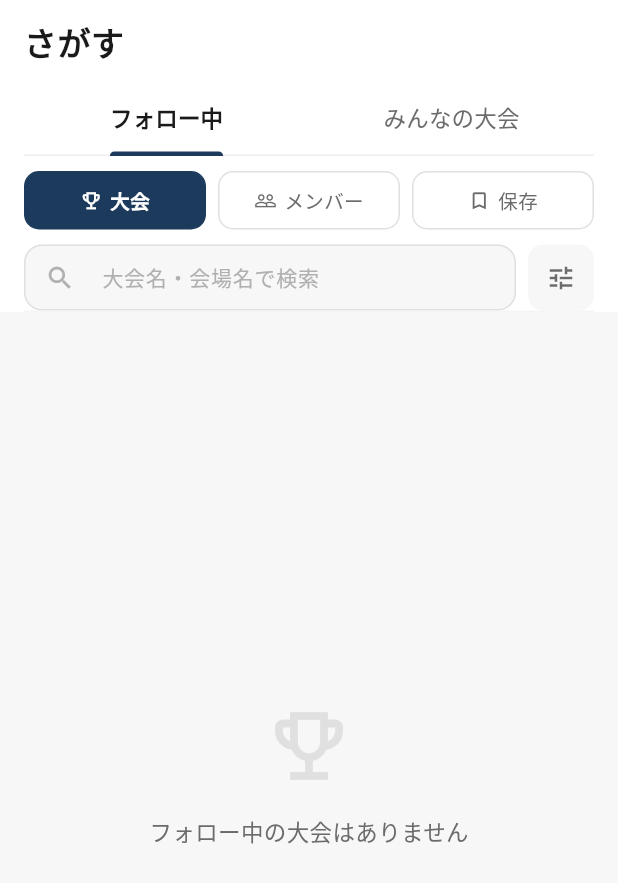
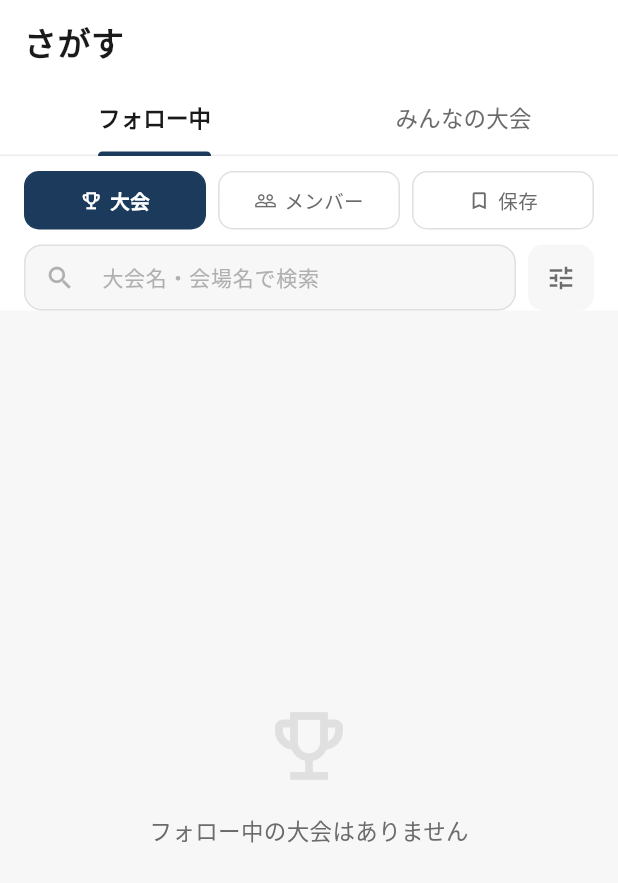
Before and after one commit to sofvo-dev/sofvo, a Flutter app: the TournamentSearchScreen screen opened directly, on a phone screen of 412 x 824 dp. Shown: the top 883 px of the screen. Run offline on Flutter 3.47's test engine with Material 3 defaults, Android fonts, the phone set to English and light mode, and no system bars; our stand-ins replace cached_network_image, cloud_firestore, csv, file_picker, firebase_auth, firebase_core and 9 more; missing offline and left inert: dart:js_interop, mobile_scanner; accounts and stored records are empty; network calls fail.

Commit message:
fix: Material wrapper適用でTabBarアニメーション改善 + ダークモード設定削除
- 全画面のヘッダーをMaterial widgetで囲みTabBarのインク効果を改善
- TabBarをパディング外に配置しフルウィドス表示に変更
- 設定画面から外観(ダークモード)セクションを削除
- tournament_search_screenのPadding閉じ忘れバグを修正

https://claude.ai/code/session_01NdXNSNEhWCRPmtaSJSELhX

```diff
--- a/lib/screens/tournament/tournament_search_screen.dart
+++ b/lib/screens/tournament/tournament_search_screen.dart
@@ -122,12 +122,14 @@ class _TournamentSearchScreenState extends State<TournamentSearchScreen>
 
   // ━━━ ヘッダー（タイトル + フォロー切替 + モード切替 + 検索バー） ━━━
   Widget _buildHeader() {
-    return Container(
+    return Material(
       color: Colors.white,
+      child: Column(crossAxisAlignment: CrossAxisAlignment.start, children: [
+        Padding(
           padding: const EdgeInsets.fromLTRB(16, 12, 16, 0),
-      child: Column(crossAxisAlignment: CrossAxisAlignment.start, children: [
-        const Text('さがす',
+          child: const Text('さがす',
               style: TextStyle(fontSize: 22, fontWeight: FontWeight.bold, color: AppTheme.textPrimary)),
+        ),
         const SizedBox(height: 12),
         // フォロー中/みんなの大会 切替（X風アンダーラインタブ）
         if (_viewMode != 'saved') TabBar(
@@ -146,7 +148,9 @@ class _TournamentSearchScreenState extends State<TournamentSearchScreen>
         ),
         if (_viewMode != 'saved') const SizedBox(height: 10),
         // モード切替タブ（大会 | メンバー | 保存）
-        Row(children: [
+        Padding(
+          padding: const EdgeInsets.symmetric(horizontal: 16),
+          child: Row(children: [
             Expanded(child: _buildModeTab('大会', Icons.emoji_events_outlined, 'tournament')),
             const SizedBox(width: 8),
             Expanded(child: _buildModeTab('メンバー', Icons.people_outline, 'recruitment')),
@@ -154,9 +158,12 @@ class _TournamentSearchScreenState extends State<TournamentSearchScreen>
             Expanded(child: _buildModeTab('保存', Icons.bookmark_outline, 'saved',
                 activeColor: AppTheme.accentColor)),
           ]),
+        ),
         const SizedBox(height: 10),
         // 検索バー + フィルターボタン
-        if (_viewMode != 'saved') Row(children: [
+        if (_viewMode != 'saved') Padding(
+          padding: const EdgeInsets.symmetric(horizontal: 16),
+          child: Row(children: [
           Expanded(
             child: SizedBox(
               height: 44,
@@ -198,7 +205,7 @@ class _TournamentSearchScreenState extends State<TournamentSearchScreen>
             ),
           ),
         ]),
-        Container(height: 1, color: Colors.grey[100]),
+        ),
       ]),
     );
   }
```
Also changed, not shown: lib/screens/chat/chat_list_screen.dart (+5 -3 lines), lib/screens/home/home_screen.dart (+5 -4 lines), lib/screens/profile/settings_screen.dart (+0 -19 lines), lib/screens/recruitment/recruitment_screen.dart (+7 -5 lines). Lines whose indentation alone changed are shown as unchanged.
